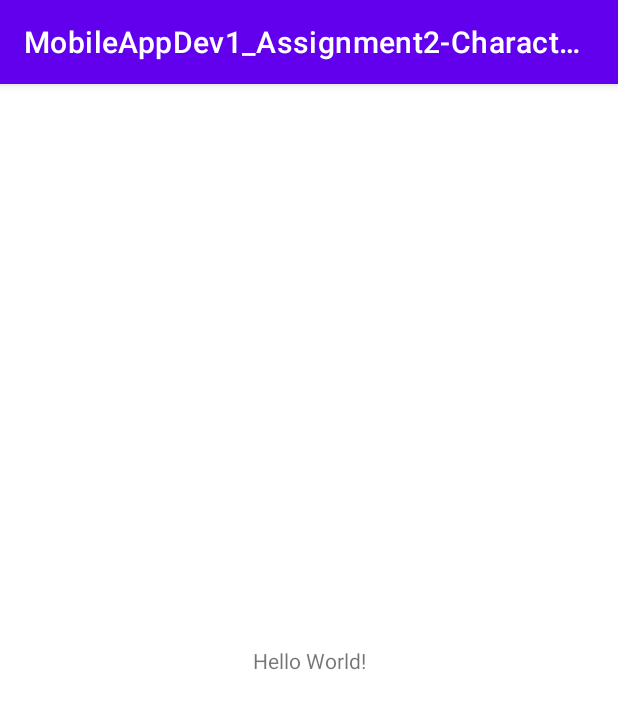
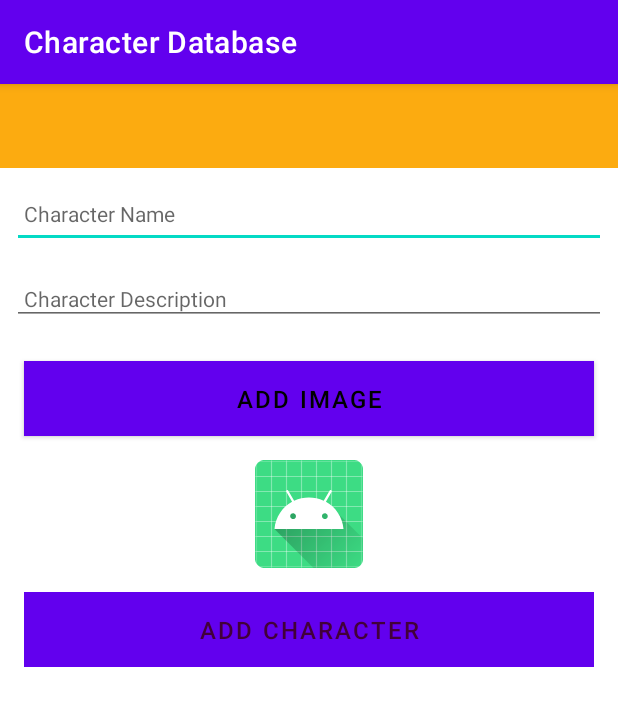
Before and after one commit to Jacq0/MobileApp1_Assignment2-UpgradedCharacterDatabaseApp, an Android app: the screen it shows after launch (MainActivity before the commit, CharacterListActivity after it), on a phone screen of 412 x 824 dp. Shown: the top 709 px of the screen. Run offline under Robolectric (Android 15) with nearby library versions, the phone set to English and light mode, and no system bars.

Commit message:
Began layout of Application pages

```diff
--- a/app/src/main/AndroidManifest.xml
+++ b/app/src/main/AndroidManifest.xml
@@ -13,7 +13,7 @@
         android:theme="@style/Theme.MobileAppDev1_Assignment2CharacterApplication"
         tools:targetApi="31">
         <activity
-            android:name=".MainActivity"
+            android:name=".activities.CharacterListActivity"
             android:exported="true">
             <intent-filter>
                 <action android:name="android.intent.action.MAIN" />
--- a/app/src/main/java/org/assignment/characterapplication/MainActivity.kt
+++ /dev/null
@@ -1,11 +0,0 @@
-package org.assignment.characterapplication
-
-import androidx.appcompat.app.AppCompatActivity
-import android.os.Bundle
-
-class MainActivity : AppCompatActivity() {
-    override fun onCreate(savedInstanceState: Bundle?) {
-        super.onCreate(savedInstanceState)
-        setContentView(R.layout.activity_main)
-    }
-}
--- /dev/null
+++ b/app/src/main/java/org/assignment/characterapplication/activities/CharacterActivity.kt
@@ -0,0 +1,4 @@
+package org.assignment.characterapplication.activities
+
+class CharacterActivity {
+}
--- /dev/null
+++ b/app/src/main/java/org/assignment/characterapplication/activities/CharacterListActivity.kt
@@ -0,0 +1,12 @@
+package org.assignment.characterapplication.activities
+
+import androidx.appcompat.app.AppCompatActivity
+import android.os.Bundle
+import org.assignment.characterapplication.R
+
+class CharacterListActivity : AppCompatActivity() {
+    override fun onCreate(savedInstanceState: Bundle?) {
+        super.onCreate(savedInstanceState)
+        setContentView(R.layout.activity_character)
+    }
+}
--- /dev/null
+++ b/app/src/main/res/layout/activity_character.xml
@@ -0,0 +1,104 @@
+<?xml version="1.0" encoding="utf-8"?>
+<androidx.constraintlayout.widget.ConstraintLayout
+    xmlns:android="http://schemas.android.com/apk/res/android"
+    xmlns:app="http://schemas.android.com/apk/res-auto"
+    xmlns:tools="http://schemas.android.com/tools"
+    android:layout_width="match_parent"
+    android:layout_height="match_parent"
+    tools:context="org.assignment.characterapplication.activities.CharacterActivity">
+
+    <RelativeLayout
+        android:layout_width="match_parent"
+        android:layout_height="wrap_content"
+        app:layout_constraintBottom_toBottomOf="parent"
+        app:layout_constraintTop_toTopOf="parent">
+
+        <com.google.android.material.appbar.AppBarLayout
+            android:id="@+id/appBarLayout"
+            android:layout_width="match_parent"
+            android:layout_height="wrap_content"
+            android:background="@color/colourYellow"
+            android:fitsSystemWindows="true"
+            app:elevation="0dip"
+            app:theme="@style/ThemeOverlay.AppCompat.Dark.ActionBar">
+
+            <androidx.appcompat.widget.Toolbar
+                android:id="@+id/toolbarAdd"
+                android:layout_width="match_parent"
+                android:layout_height="wrap_content"
+                app:titleTextColor="@color/black" />
+        </com.google.android.material.appbar.AppBarLayout>
+
+        <ScrollView
+            android:layout_width="match_parent"
+            android:layout_height="match_parent"
+            android:layout_below="@id/appBarLayout"
+            android:fillViewport="true">
+
+            <LinearLayout
+                android:layout_width="match_parent"
+                android:layout_height="wrap_content"
+                android:orientation="vertical">
+
+                <EditText
+                    android:id="@+id/placemarkTitle"
+                    android:layout_width="match_parent"
+                    android:layout_height="45dp"
+                    android:layout_margin="8dp"
+                    android:autofillHints=""
+                    android:hint="@string/hint_characterName"
+                    android:inputType="text"
+                    android:maxLength="25"
+                    android:maxLines="1"
+                    android:padding="8dp"
+                    android:textColor="@color/black"
+                    android:textSize="14sp" />
+
+                <EditText
+                    android:id="@+id/description"
+                    android:layout_width="match_parent"
+                    android:layout_height="wrap_content"
+                    android:layout_margin="8dp"
+                    android:hint="@string/hint_characterDescription"
+                    android:inputType="text"
+                    android:maxLength="25"
+                    android:maxLines="1"
+                    android:padding="8dp"
+                    android:textColor="@color/black"
+                    android:textSize="14sp" />
+
+                <Button
+                    android:id="@+id/chooseImage"
+                    android:layout_width="match_parent"
+                    android:layout_height="wrap_content"
+                    android:layout_margin="16dp"
+                    android:background="@color/colourGreen"
+                    android:paddingBottom="8dp"
+                    android:paddingTop="8dp"
+                    android:text="@string/button_addImage"
+                    android:textColor="@color/black"
+                    android:textSize="16sp"/>
+
+                <ImageView
+                    android:id="@+id/placemarkImage"
+                    android:layout_width="match_parent"
+                    android:layout_height="wrap_content"
+                    app:srcCompat="@mipmap/ic_launcher"/>
+
+                <Button
+                    android:id="@+id/btnAdd"
+                    android:layout_width="match_parent"
+                    android:layout_height="wrap_content"
+                    android:layout_margin="16dp"
+                    android:background="@color/colourPurple"
+                    android:paddingTop="8dp"
+                    android:paddingBottom="8dp"
+                    android:stateListAnimator="@null"
+                    android:text="@string/button_addCharacter"
+                    android:textColor="@color/colourPurple"
+                    android:textSize="16sp" />
+            </LinearLayout>
+        </ScrollView>
+
+    </RelativeLayout>
+</androidx.constraintlayout.widget.ConstraintLayout>
--- a/app/src/main/res/layout/activity_main.xml
+++ /dev/null
@@ -1,18 +0,0 @@
-<?xml version="1.0" encoding="utf-8"?>
-<androidx.constraintlayout.widget.ConstraintLayout xmlns:android="http://schemas.android.com/apk/res/android"
-    xmlns:app="http://schemas.android.com/apk/res-auto"
-    xmlns:tools="http://schemas.android.com/tools"
-    android:layout_width="match_parent"
-    android:layout_height="match_parent"
-    tools:context=".MainActivity">
-
-    <TextView
-        android:layout_width="wrap_content"
-        android:layout_height="wrap_content"
-        android:text="Hello World!"
-        app:layout_constraintBottom_toBottomOf="parent"
-        app:layout_constraintEnd_toEndOf="parent"
-        app:layout_constraintStart_toStartOf="parent"
-        app:layout_constraintTop_toTopOf="parent" />
-
-</androidx.constraintlayout.widget.ConstraintLayout>
--- a/app/src/main/res/values/colors.xml
+++ b/app/src/main/res/values/colors.xml
@@ -7,4 +7,10 @@
     <color name="teal_700">#FF018786</color>
     <color name="black">#FF000000</color>
     <color name="white">#FFFFFFFF</color>
+
+    <color name="colourYellow">#FCAB10</color>
+    <color name="colourGreen">#4E6E5D</color>
+    <color name="colourBlue">#1E5A99</color>
+    <color name="colourRed">#CA1551</color>
+    <color name="colourPurple">#420039</color>
 </resources>
--- a/app/src/main/res/values/strings.xml
+++ b/app/src/main/res/values/strings.xml
@@ -1,3 +1,9 @@
 <resources>
-    <string name="app_name">MobileAppDev1_Assignment2-CharacterApplication</string>
+    <string name="app_name">Character Database</string>
+    <string name="button_addCharacterList">Add Character</string>
+    <string name="button_addCharacter">Add Character</string>
+    <string name="button_cancelCharacter">Cancel</string>
+    <string name="button_addImage">Add Image</string>
+    <string name="hint_characterName">Character Name</string>
+    <string name="hint_characterDescription">Character Description</string>
 </resources>
```
Also changed, not shown: app/build.gradle (+5 -2 lines), app/src/main/java/org/assignment/characterapplication/adapters/CharacterAdapter.kt (added, +42 -0 lines), app/src/main/java/org/assignment/characterapplication/interfaces/CharacterInterface.kt (added, +9 -0 lines), app/src/main/java/org/assignment/characterapplication/main/Main.kt (added, +18 -0 lines), app/src/main/java/org/assignment/characterapplication/models/CharacterMemStore.kt (added, +34 -0 lines), app/src/main/java/org/assignment/characterapplication/models/CharacterModel.kt (added, +10 -0 lines), app/src/main/res/layout/activity_character_list.xml (added, +32 -0 lines), app/src/main/res/layout/card_character.xml (added, +31 -0 lines), app/src/main/res/menu/menu_character.xml (added, +9 -0 lines), app/src/main/res/menu/menu_main.xml (added, +10 -0 lines).
